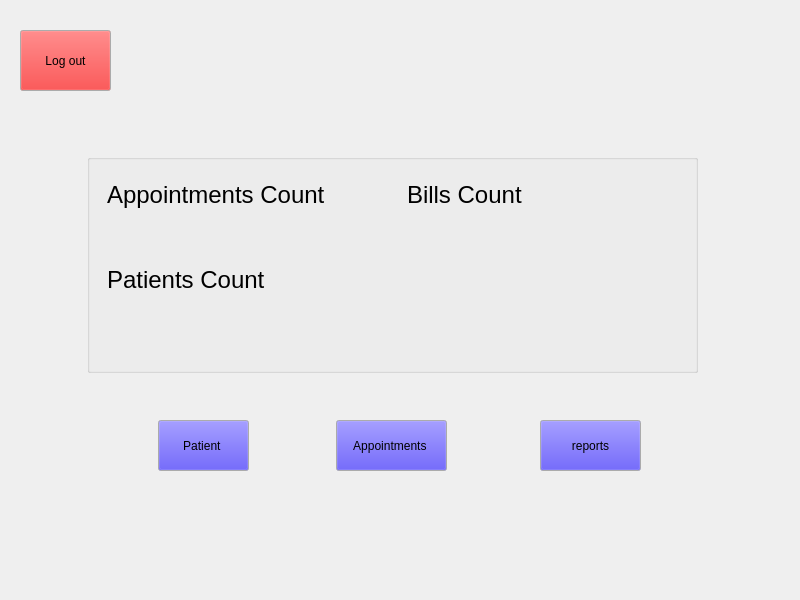
First picture: the form in dashboard.ui, repository Nadahossam98/projectlab, before the edit.
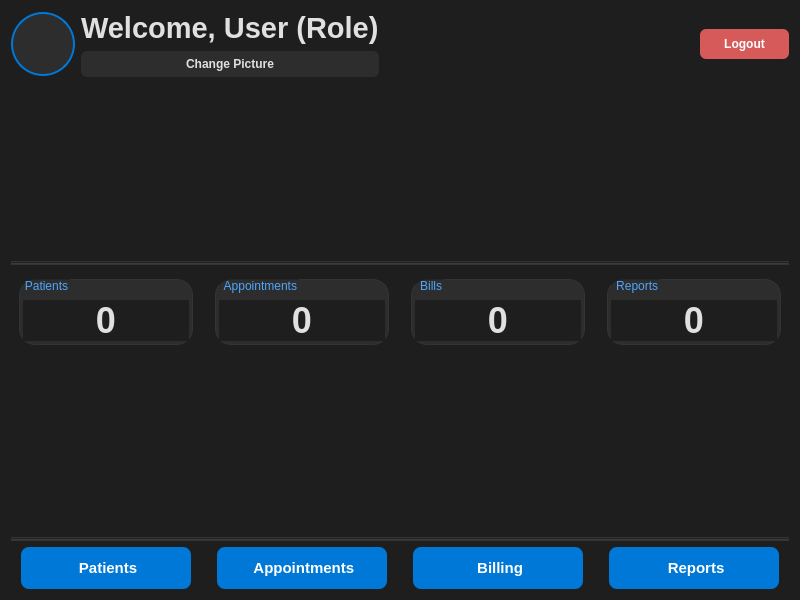
Second picture: the form after the edit.

```diff
--- a/dashboard.ui
+++ b/dashboard.ui
@@ -13,330 +13,451 @@
   <property name="windowTitle">
    <string>Form</string>
   </property>
-  <widget class="QLabel" name="welcomeLabel">
-   <property name="geometry">
-    <rect>
-     <x>220</x>
-     <y>50</y>
-     <width>541</width>
-     <height>91</height>
-    </rect>
-   </property>
-   <property name="font">
-    <font>
-     <pointsize>26</pointsize>
-    </font>
-   </property>
-   <property name="text">
-    <string/>
-   </property>
-  </widget>
-  <widget class="QGroupBox" name="groupBox">
-   <property name="geometry">
-    <rect>
-     <x>87</x>
-     <y>154</y>
-     <width>611</width>
-     <height>219</height>
-    </rect>
-   </property>
-   <property name="title">
-    <string/>
-   </property>
-   <widget class="QLabel" name="appointmentsCountLabel">
-    <property name="geometry">
-     <rect>
-      <x>20</x>
-      <y>60</y>
-      <width>201</width>
-      <height>31</height>
-     </rect>
-    </property>
-    <property name="text">
-     <string/>
-    </property>
-   </widget>
-   <widget class="QLabel" name="patientsCountLabel">
-    <property name="geometry">
-     <rect>
-      <x>20</x>
-      <y>160</y>
-      <width>331</width>
-      <height>41</height>
-     </rect>
-    </property>
-    <property name="text">
-     <string/>
-    </property>
-   </widget>
-   <widget class="QLabel" name="billsCountLabel">
-    <property name="geometry">
-     <rect>
-      <x>320</x>
-      <y>60</y>
-      <width>221</width>
-      <height>41</height>
-     </rect>
-    </property>
-    <property name="text">
-     <string/>
-    </property>
-   </widget>
-   <widget class="QLabel" name="label">
-    <property name="geometry">
-     <rect>
-      <x>20</x>
-      <y>20</y>
-      <width>291</width>
-      <height>41</height>
-     </rect>
-    </property>
-    <property name="font">
-     <font>
-      <pointsize>18</pointsize>
-     </font>
-    </property>
-    <property name="text">
-     <string>Appointments Count </string>
-    </property>
-   </widget>
-   <widget class="QLabel" name="label_2">
-    <property name="geometry">
-     <rect>
-      <x>320</x>
-      <y>20</y>
-      <width>241</width>
-      <height>41</height>
-     </rect>
-    </property>
-    <property name="font">
-     <font>
-      <pointsize>18</pointsize>
-     </font>
-    </property>
-    <property name="text">
-     <string>Bills Count</string>
-    </property>
-   </widget>
-   <widget class="QLabel" name="label_3">
-    <property name="geometry">
-     <rect>
-      <x>20</x>
-      <y>110</y>
-      <width>231</width>
-      <height>31</height>
-     </rect>
-    </property>
-    <property name="font">
-     <font>
-      <pointsize>18</pointsize>
-     </font>
-    </property>
-    <property name="text">
-     <string>Patients Count</string>
-    </property>
-   </widget>
-  </widget>
-  <widget class="QPushButton" name="patientsButton">
-   <property name="geometry">
-    <rect>
-     <x>158</x>
-     <y>420</y>
-     <width>91</width>
-     <height>51</height>
-    </rect>
-   </property>
-   <property name="palette">
-    <palette>
-     <active>
-      <colorrole role="Button">
-       <brush brushstyle="SolidPattern">
-        <color alpha="255">
-         <red>49</red>
-         <green>32</green>
-         <blue>240</blue>
-        </color>
-       </brush>
-      </colorrole>
-     </active>
-     <inactive>
-      <colorrole role="Button">
-       <brush brushstyle="SolidPattern">
-        <color alpha="255">
-         <red>49</red>
-         <green>32</green>
-         <blue>240</blue>
-        </color>
-       </brush>
-      </colorrole>
-     </inactive>
-     <disabled>
-      <colorrole role="Button">
-       <brush brushstyle="SolidPattern">
-        <color alpha="255">
-         <red>49</red>
-         <green>32</green>
-         <blue>240</blue>
-        </color>
-       </brush>
-      </colorrole>
-     </disabled>
-    </palette>
-   </property>
-   <property name="text">
-    <string>Patient </string>
-   </property>
-  </widget>
-  <widget class="QPushButton" name="appointmentsButton">
-   <property name="geometry">
-    <rect>
-     <x>336</x>
-     <y>420</y>
-     <width>111</width>
-     <height>51</height>
-    </rect>
-   </property>
-   <property name="palette">
-    <palette>
-     <active>
-      <colorrole role="Button">
-       <brush brushstyle="SolidPattern">
-        <color alpha="255">
-         <red>49</red>
-         <green>32</green>
-         <blue>240</blue>
-        </color>
-       </brush>
-      </colorrole>
-     </active>
-     <inactive>
-      <colorrole role="Button">
-       <brush brushstyle="SolidPattern">
-        <color alpha="255">
-         <red>49</red>
-         <green>32</green>
-         <blue>240</blue>
-        </color>
-       </brush>
-      </colorrole>
-     </inactive>
-     <disabled>
-      <colorrole role="Button">
-       <brush brushstyle="SolidPattern">
-        <color alpha="255">
-         <red>49</red>
-         <green>32</green>
-         <blue>240</blue>
-        </color>
-       </brush>
-      </colorrole>
-     </disabled>
-    </palette>
-   </property>
-   <property name="text">
-    <string>Appointments </string>
-   </property>
-  </widget>
-  <widget class="QPushButton" name="billingButton">
-   <property name="geometry">
-    <rect>
-     <x>540</x>
-     <y>420</y>
-     <width>101</width>
-     <height>51</height>
-    </rect>
-   </property>
-   <property name="palette">
-    <palette>
-     <active>
-      <colorrole role="Button">
-       <brush brushstyle="SolidPattern">
-        <color alpha="255">
-         <red>49</red>
-         <green>32</green>
-         <blue>240</blue>
-        </color>
-       </brush>
-      </colorrole>
-     </active>
-     <inactive>
-      <colorrole role="Button">
-       <brush brushstyle="SolidPattern">
-        <color alpha="255">
-         <red>49</red>
-         <green>32</green>
-         <blue>240</blue>
-        </color>
-       </brush>
-      </colorrole>
-     </inactive>
-     <disabled>
-      <colorrole role="Button">
-       <brush brushstyle="SolidPattern">
-        <color alpha="255">
-         <red>49</red>
-         <green>32</green>
-         <blue>240</blue>
-        </color>
-       </brush>
-      </colorrole>
-     </disabled>
-    </palette>
-   </property>
-   <property name="text">
-    <string>reports</string>
-   </property>
-  </widget>
-  <widget class="QPushButton" name="logoutButton">
-   <property name="geometry">
-    <rect>
-     <x>20</x>
-     <y>30</y>
-     <width>91</width>
-     <height>61</height>
-    </rect>
-   </property>
-   <property name="palette">
-    <palette>
-     <active>
-      <colorrole role="Button">
-       <brush brushstyle="SolidPattern">
-        <color alpha="255">
-         <red>255</red>
-         <green>0</green>
-         <blue>0</blue>
-        </color>
-       </brush>
-      </colorrole>
-     </active>
-     <inactive>
-      <colorrole role="Button">
-       <brush brushstyle="SolidPattern">
-        <color alpha="255">
-         <red>255</red>
-         <green>0</green>
-         <blue>0</blue>
-        </color>
-       </brush>
-      </colorrole>
-     </inactive>
-     <disabled>
-      <colorrole role="Button">
-       <brush brushstyle="SolidPattern">
-        <color alpha="255">
-         <red>255</red>
-         <green>0</green>
-         <blue>0</blue>
-        </color>
-       </brush>
-      </colorrole>
-     </disabled>
-    </palette>
-   </property>
-   <property name="text">
-    <string>Log out</string>
-   </property>
-  </widget>
+  <property name="styleSheet">
+   <string notr="true">
+    background-color: #1e1e1e;
+    color: #e0e0e0;
+    font-family: 'Segoe UI', Arial, sans-serif;
+   </string>
+  </property>
+  <layout class="QVBoxLayout" name="verticalLayout">
+   <item>
+    <layout class="QHBoxLayout" name="headerLayout">
+     <item>
+      <widget class="QLabel" name="profilePicLabel">
+       <property name="minimumSize">
+        <size>
+         <width>64</width>
+         <height>64</height>
+        </size>
+       </property>
+       <property name="maximumSize">
+        <size>
+         <width>64</width>
+         <height>64</height>
+        </size>
+       </property>
+       <property name="styleSheet">
+        <string notr="true">
+         border-radius: 32px;
+         border: 2px solid #0078D7;
+         background: #2d2d2d;
+        </string>
+       </property>
+       <property name="scaledContents">
+        <bool>true</bool>
+       </property>
+      </widget>
+     </item>
+     <item>
+      <layout class="QVBoxLayout" name="userInfoLayout">
+       <item>
+        <widget class="QLabel" name="welcomeLabel">
+         <property name="font">
+          <font>
+           <family>Segoe UI</family>
+           <pointsize>22</pointsize>
+           <bold>true</bold>
+          </font>
+         </property>
+         <property name="styleSheet">
+          <string notr="true">color: #e0e0e0;</string>
+         </property>
+         <property name="text">
+          <string>Welcome, User (Role)</string>
+         </property>
+        </widget>
+       </item>
+       <item>
+        <layout class="QHBoxLayout" name="userActionLayout">
+         <item>
+          <widget class="QPushButton" name="changeProfileButton">
+           <property name="styleSheet">
+            <string notr="true">
+             padding: 6px 18px;
+             border-radius: 6px;
+             background: #2d2d2d;
+             color: #e0e0e0;
+             font-weight: 500;
+            </string>
+           </property>
+           <property name="text">
+            <string>Change Picture</string>
+           </property>
+          </widget>
+         </item>
+        </layout>
+       </item>
+      </layout>
+     </item>
+     <item>
+      <spacer name="horizontalSpacer">
+       <property name="orientation">
+        <enum>Qt::Orientation::Horizontal</enum>
+       </property>
+       <property name="sizeHint" stdset="0">
+        <size>
+         <width>40</width>
+         <height>20</height>
+        </size>
+       </property>
+      </spacer>
+     </item>
+     <item>
+      <widget class="QPushButton" name="logoutButton">
+       <property name="styleSheet">
+        <string notr="true">
+         background: #D75A5A;
+         color: white;
+         border-radius: 6px;
+         padding: 8px 24px;
+         font-weight: bold;
+        </string>
+       </property>
+       <property name="text">
+        <string>Logout</string>
+       </property>
+      </widget>
+     </item>
+    </layout>
+   </item>
+   <item>
+    <spacer name="verticalSpacer">
+     <property name="orientation">
+      <enum>Qt::Orientation::Vertical</enum>
+     </property>
+     <property name="sizeHint" stdset="0">
+      <size>
+       <width>20</width>
+       <height>40</height>
+      </size>
+     </property>
+    </spacer>
+   </item>
+   <item>
+    <widget class="QFrame" name="headerDivider">
+     <property name="styleSheet">
+      <string notr="true">color: #333; background: #333; min-height: 2px;</string>
+     </property>
+     <property name="frameShape">
+      <enum>QFrame::Shape::HLine</enum>
+     </property>
+     <property name="frameShadow">
+      <enum>QFrame::Shadow::Sunken</enum>
+     </property>
+    </widget>
+   </item>
+   <item>
+    <layout class="QHBoxLayout" name="kpiLayout">
+     <item>
+      <widget class="QGroupBox" name="patientsCard">
+       <property name="styleSheet">
+        <string notr="true">
+         QGroupBox {
+           background: #2d2d2d;
+           border: 1px solid #333;
+           border-radius: 16px;
+           margin: 8px;
+           padding: 18px;
+           color: #e0e0e0;
+         }
+         QGroupBox::title {
+           subcontrol-origin: margin;
+           left: 12px;
+           top: 8px;
+           font-size: 15px;
+           font-weight: 600;
+           color: #4da6ff;
+         }
+        </string>
+       </property>
+       <property name="title">
+        <string>Patients</string>
+       </property>
+       <layout class="QVBoxLayout" name="verticalLayout_2">
+        <item>
+         <widget class="QLabel" name="patientsValueLabel">
+          <property name="styleSheet">
+           <string notr="true">
+            font-size: 36px;
+            font-weight: bold;
+            color: #e0e0e0;
+           </string>
+          </property>
+          <property name="text">
+           <string>0</string>
+          </property>
+          <property name="alignment">
+           <set>Qt::AlignmentFlag::AlignCenter</set>
+          </property>
+         </widget>
+        </item>
+       </layout>
+      </widget>
+     </item>
+     <item>
+      <widget class="QGroupBox" name="appointmentsCard">
+       <property name="styleSheet">
+        <string notr="true">
+         QGroupBox {
+           background: #2d2d2d;
+           border: 1px solid #333;
+           border-radius: 16px;
+           margin: 8px;
+           padding: 18px;
+           color: #e0e0e0;
+         }
+         QGroupBox::title {
+           subcontrol-origin: margin;
+           left: 12px;
+           top: 8px;
+           font-size: 15px;
+           font-weight: 600;
+           color: #4da6ff;
+         }
+        </string>
+       </property>
+       <property name="title">
+        <string> Appointments</string>
+       </property>
+       <layout class="QVBoxLayout" name="verticalLayout_3">
+        <item>
+         <widget class="QLabel" name="appointmentsValueLabel">
+          <property name="styleSheet">
+           <string notr="true">
+            font-size: 36px;
+            font-weight: bold;
+            color: #e0e0e0;
+           </string>
+          </property>
+          <property name="text">
+           <string>0</string>
+          </property>
+          <property name="alignment">
+           <set>Qt::AlignmentFlag::AlignCenter</set>
+          </property>
+         </widget>
+        </item>
+       </layout>
+      </widget>
+     </item>
+     <item>
+      <widget class="QGroupBox" name="billsCard">
+       <property name="styleSheet">
+        <string notr="true">
+         QGroupBox {
+           background: #2d2d2d;
+           border: 1px solid #333;
+           border-radius: 16px;
+           margin: 8px;
+           padding: 18px;
+           color: #e0e0e0;
+         }
+         QGroupBox::title {
+           subcontrol-origin: margin;
+           left: 12px;
+           top: 8px;
+           font-size: 15px;
+           font-weight: 600;
+           color: #4da6ff;
+         }
+        </string>
+       </property>
+       <property name="title">
+        <string> Bills</string>
+       </property>
+       <layout class="QVBoxLayout" name="verticalLayout_4">
+        <item>
+         <widget class="QLabel" name="billsValueLabel">
+          <property name="styleSheet">
+           <string notr="true">
+            font-size: 36px;
+            font-weight: bold;
+            color: #e0e0e0;
+           </string>
+          </property>
+          <property name="text">
+           <string>0</string>
+          </property>
+          <property name="alignment">
+           <set>Qt::AlignmentFlag::AlignCenter</set>
+          </property>
+         </widget>
+        </item>
+       </layout>
+      </widget>
+     </item>
+     <item>
+      <widget class="QGroupBox" name="reportsCard">
+       <property name="styleSheet">
+        <string notr="true">
+         QGroupBox {
+           background: #2d2d2d;
+           border: 1px solid #333;
+           border-radius: 16px;
+           margin: 8px;
+           padding: 18px;
+           color: #e0e0e0;
+         }
+         QGroupBox::title {
+           subcontrol-origin: margin;
+           left: 12px;
+           top: 8px;
+           font-size: 15px;
+           font-weight: 600;
+           color: #4da6ff;
+         }
+        </string>
+       </property>
+       <property name="title">
+        <string> Reports</string>
+       </property>
+       <layout class="QVBoxLayout" name="verticalLayout_5">
+        <item>
+         <widget class="QLabel" name="reportsValueLabel">
+          <property name="styleSheet">
+           <string notr="true">
+            font-size: 36px;
+            font-weight: bold;
+            color: #e0e0e0;
+           </string>
+          </property>
+          <property name="text">
+           <string>0</string>
+          </property>
+          <property name="alignment">
+           <set>Qt::AlignmentFlag::AlignCenter</set>
+          </property>
+         </widget>
+        </item>
+       </layout>
+      </widget>
+     </item>
+    </layout>
+   </item>
+   <item>
+    <spacer name="verticalSpacer_2">
+     <property name="orientation">
+      <enum>Qt::Orientation::Vertical</enum>
+     </property>
+     <property name="sizeHint" stdset="0">
+      <size>
+       <width>20</width>
+       <height>40</height>
+      </size>
+     </property>
+    </spacer>
+   </item>
+   <item>
+    <widget class="QFrame" name="kpiDivider">
+     <property name="styleSheet">
+      <string notr="true">color: #333; background: #333; min-height: 2px;</string>
+     </property>
+     <property name="frameShape">
+      <enum>QFrame::Shape::HLine</enum>
+     </property>
+     <property name="frameShadow">
+      <enum>QFrame::Shadow::Sunken</enum>
+     </property>
+    </widget>
+   </item>
+   <item>
+    <layout class="QHBoxLayout" name="navLayout">
+     <item>
+      <widget class="QPushButton" name="patientsButton">
+       <property name="styleSheet">
+        <string notr="true">
+         QPushButton {
+           background: #0078D7;
+           color: white;
+           border-radius: 8px;
+           font-size: 15px;
+           font-weight: 600;
+           padding: 12px 30px;
+           margin: 0 10px;
+         }
+         QPushButton:hover {
+           background: #005fa3;
+         }
+        </string>
+       </property>
+       <property name="text">
+        <string> Patients</string>
+       </property>
+      </widget>
+     </item>
+     <item>
+      <widget class="QPushButton" name="appointmentsButton">
+       <property name="styleSheet">
+        <string notr="true">
+         QPushButton {
+           background: #0078D7;
+           color: white;
+           border-radius: 8px;
+           font-size: 15px;
+           font-weight: 600;
+           padding: 12px 30px;
+           margin: 0 10px;
+         }
+         QPushButton:hover {
+           background: #005fa3;
+         }
+        </string>
+       </property>
+       <property name="text">
+        <string> Appointments</string>
+       </property>
+      </widget>
+     </item>
+     <item>
+      <widget class="QPushButton" name="billingButton">
+       <property name="styleSheet">
+        <string notr="true">
+         QPushButton {
+           background: #0078D7;
+           color: white;
+           border-radius: 8px;
+           font-size: 15px;
+           font-weight: 600;
+           padding: 12px 30px;
+           margin: 0 10px;
+         }
+         QPushButton:hover {
+           background: #005fa3;
+         }
+        </string>
+       </property>
+       <property name="text">
+        <string> Billing</string>
+       </property>
+      </widget>
+     </item>
+     <item>
+      <widget class="QPushButton" name="reportsButton">
+       <property name="styleSheet">
+        <string notr="true">
+         QPushButton {
+           background: #0078D7;
+           color: white;
+           border-radius: 8px;
+           font-size: 15px;
+           font-weight: 600;
+           padding: 12px 30px;
+           margin: 0 10px;
+         }
+         QPushButton:hover {
+           background: #005fa3;
+         }
+        </string>
+       </property>
+       <property name="text">
+        <string> Reports</string>
+       </property>
+      </widget>
+     </item>
+    </layout>
+   </item>
+  </layout>
  </widget>
  <resources/>
  <connections/>
```
Left out of the diff: 2 changed lines with no effect on the pictures.
